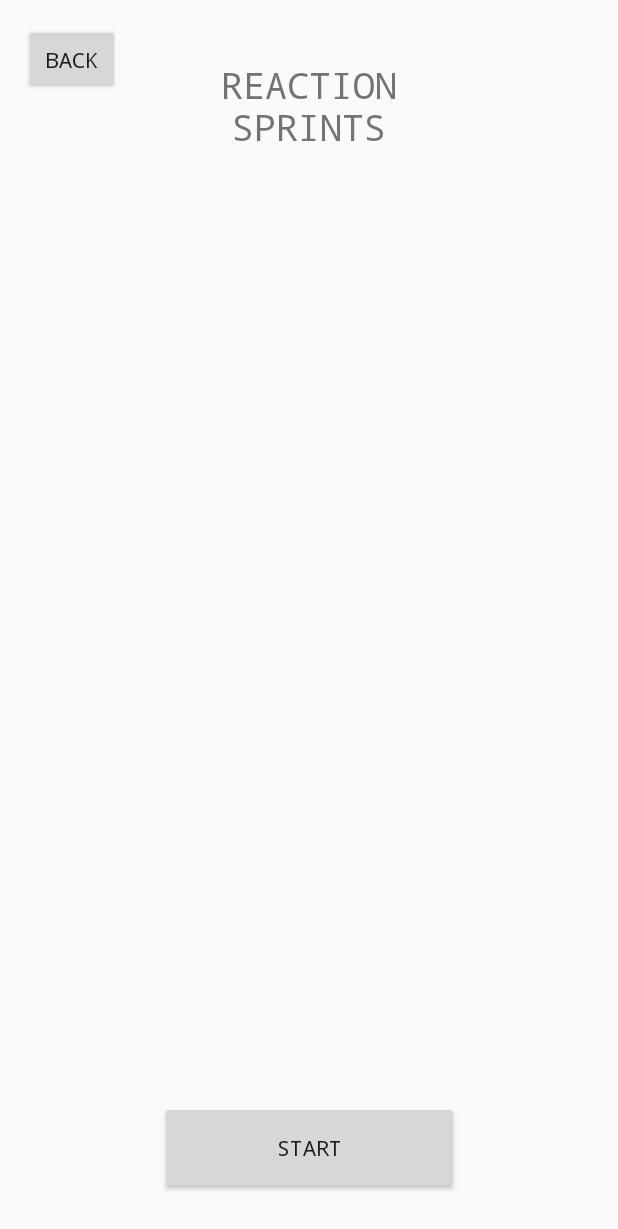
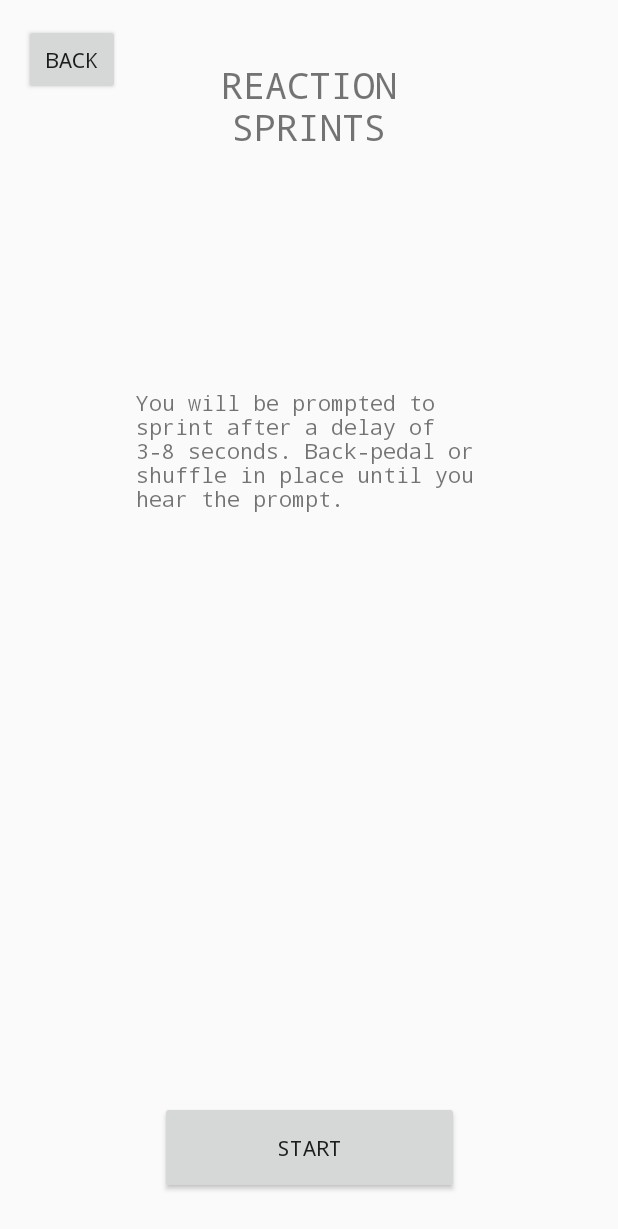
Before and after one commit to WesleyChoi/QuickReact, an Android app: the ReactionSprintSelector screen opened directly, with no data from a screen before it, on a phone screen of 412 x 824 dp. Shown: the top 1229 px of the screen. Run offline under Robolectric (Android 15) with nearby library versions, the phone set to English and light mode, and no system bars; our stand-ins replace navigation-ui.

Commit message:
implemented reaction sprints screen

```diff
--- a/app/src/main/java/com/example/quickreact/CompassAgilityExecute.java
+++ b/app/src/main/java/com/example/quickreact/CompassAgilityExecute.java
@@ -22,8 +22,8 @@ public class CompassAgilityExecute extends AppCompatActivity {
 
     private Button nav_back_to_agility_selector;
 
-    private NumberPicker number_picker_total_time_reader;
-    private NumberPicker number_picker_prompt_frequency_reader;
+//    private NumberPicker number_picker_total_time_reader;
+//    private NumberPicker number_picker_prompt_frequency_reader;
 
     private int int_total_time;
     private int int_prompt_frequency;
--- a/app/src/main/java/com/example/quickreact/ReactionSprintSelector.java
+++ b/app/src/main/java/com/example/quickreact/ReactionSprintSelector.java
@@ -1,12 +1,14 @@
 package com.example.quickreact;
 
 import android.content.Intent;
+import android.media.MediaPlayer;
 import android.os.Bundle;
 
 
 
 import androidx.appcompat.app.AppCompatActivity;
 
+import android.os.CountDownTimer;
 import android.view.View;
 import android.widget.Button;
 
@@ -15,10 +17,14 @@ import androidx.navigation.Navigation;
 import androidx.navigation.ui.AppBarConfiguration;
 import androidx.navigation.ui.NavigationUI;
 
+import java.util.Random;
+
 
 public class ReactionSprintSelector extends AppCompatActivity {
 
     private Button nav_back_to_main;
+
+    private MediaPlayer play_go;
 
 
     @Override
@@ -35,6 +41,11 @@ public class ReactionSprintSelector extends AppCompatActivity {
             }
         });
 
+        // initialize media player
+        initializeMediaPlayer();
+
+        // play go sound
+        playGoSound();
     }
 
 
@@ -44,4 +55,32 @@ public class ReactionSprintSelector extends AppCompatActivity {
         startActivity(intent);
     }
 
+    // initialize go sound
+    public void initializeMediaPlayer() {
+
+        // create new MediaPlayer with file location
+        play_go = MediaPlayer.create(this, R.raw.go);
+
+    }
+
+    // play go sound
+    public void playGoSound() {
+
+        Random random_selector = new Random();
+        int select_random_int = random_selector.nextInt(5) + 3;
+
+        // initial wait time until drill starts
+        CountDownTimer wait_timer = new CountDownTimer(select_random_int * 1000, 1000) {
+
+            public void onTick(long msUntilFinished) {}
+
+            public void onFinish() {
+                play_go.start();
+            }
+
+        };
+        wait_timer.start();
+
+    }
+
 }
--- a/app/src/main/res/layout/reaction_sprint_selector.xml
+++ b/app/src/main/res/layout/reaction_sprint_selector.xml
@@ -43,4 +43,18 @@
         app:layout_constraintStart_toStartOf="parent"
         app:layout_constraintTop_toTopOf="parent" />
 
+    <TextView
+        android:id="@+id/reaction_description"
+        android:layout_width="231dp"
+        android:layout_height="116dp"
+        android:layout_marginStart="32dp"
+        android:layout_marginEnd="32dp"
+        android:fontFamily="monospace"
+        android:text="You will be prompted to sprint after a delay of 3-8 seconds. Back-pedal or shuffle in place until you hear the prompt."
+        app:layout_constraintBottom_toBottomOf="parent"
+        app:layout_constraintEnd_toEndOf="parent"
+        app:layout_constraintStart_toStartOf="parent"
+        app:layout_constraintTop_toTopOf="parent"
+        app:layout_constraintVertical_bias="0.365" />
+
 </androidx.constraintlayout.widget.ConstraintLayout>
```
